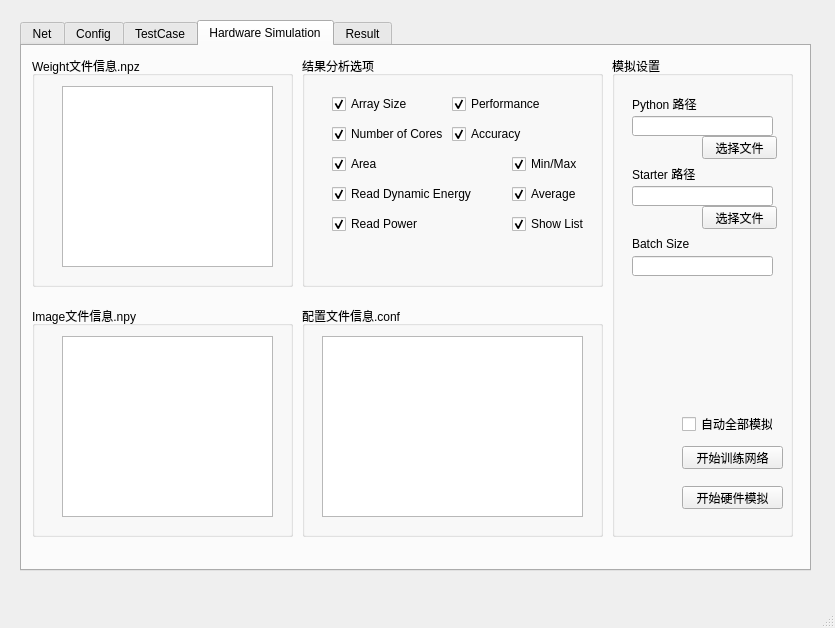
Before: the Qt Designer form mainwindow.ui in Athera0201/XPEControl, drawn with Qt 5.
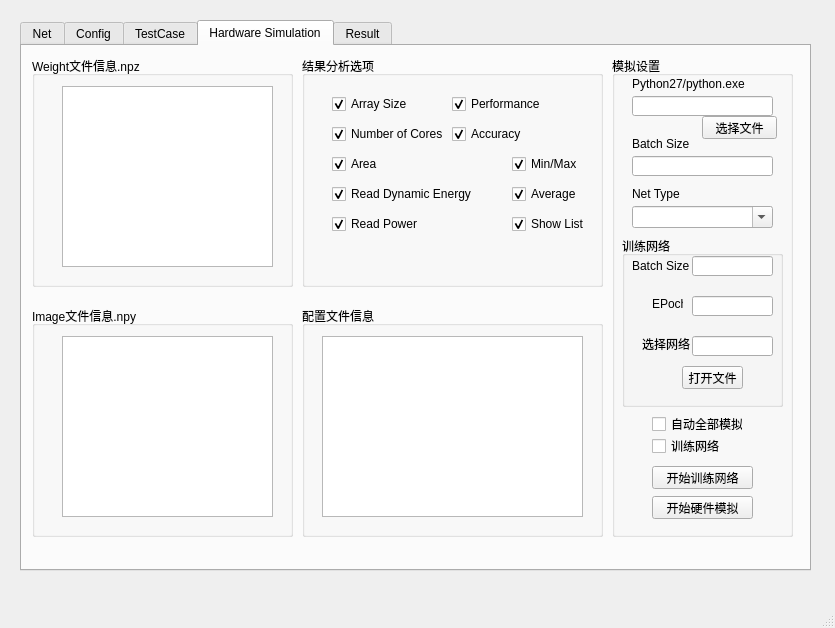
After: the same form once the commit is applied. The open tabs and pages were chosen to show the change.

Commit message:
Finished test case struct, able to save and load.
Started subprocess hardware simulation.

```diff
--- a/mainwindow.ui
+++ b/mainwindow.ui
@@ -1428,7 +1428,7 @@
        </rect>
       </property>
       <property name="title">
-       <string>配置文件信息.conf</string>
+       <string>配置文件信息</string>
       </property>
       <widget class="QListWidget" name="lstT3NetList_3">
        <property name="geometry">
@@ -1652,8 +1652,8 @@
       <widget class="QPushButton" name="btnT4StartSimulation">
        <property name="geometry">
         <rect>
-         <x>70</x>
-         <y>430</y>
+         <x>40</x>
+         <y>440</y>
          <width>101</width>
          <height>23</height>
         </rect>
@@ -1665,7 +1665,7 @@
       <widget class="QCheckBox" name="checkBox_23">
        <property name="geometry">
         <rect>
-         <x>70</x>
+         <x>40</x>
          <y>360</y>
          <width>91</width>
          <height>16</height>
@@ -1678,8 +1678,8 @@
       <widget class="QPushButton" name="pushButton">
        <property name="geometry">
         <rect>
-         <x>70</x>
-         <y>390</y>
+         <x>40</x>
+         <y>410</y>
          <width>101</width>
          <height>23</height>
         </rect>
@@ -1692,7 +1692,7 @@
        <property name="geometry">
         <rect>
          <x>20</x>
-         <y>60</y>
+         <y>40</y>
          <width>141</width>
          <height>20</height>
         </rect>
@@ -1702,20 +1702,20 @@
        <property name="geometry">
         <rect>
          <x>20</x>
-         <y>40</y>
-         <width>81</width>
+         <y>20</y>
+         <width>121</width>
          <height>16</height>
         </rect>
        </property>
        <property name="text">
-        <string>Python 路径</string>
+        <string>Python27/python.exe</string>
        </property>
       </widget>
       <widget class="QPushButton" name="pushButton_2">
        <property name="geometry">
         <rect>
          <x>90</x>
-         <y>80</y>
+         <y>60</y>
          <width>75</width>
          <height>23</height>
         </rect>
@@ -1724,47 +1724,11 @@
         <string>选择文件</string>
        </property>
       </widget>
-      <widget class="QPushButton" name="pushButton_3">
+      <widget class="QLineEdit" name="txtT4BatchSize">
        <property name="geometry">
         <rect>
-         <x>90</x>
-         <y>150</y>
-         <width>75</width>
-         <height>23</height>
-        </rect>
-       </property>
-       <property name="text">
-        <string>选择文件</string>
-       </property>
-      </widget>
-      <widget class="QLabel" name="label_54">
-       <property name="geometry">
-        <rect>
          <x>20</x>
-         <y>110</y>
-         <width>101</width>
-         <height>16</height>
-        </rect>
-       </property>
-       <property name="text">
-        <string>Starter 路径</string>
-       </property>
-      </widget>
-      <widget class="QLineEdit" name="lineEdit_2">
-       <property name="geometry">
-        <rect>
-         <x>20</x>
-         <y>130</y>
-         <width>141</width>
-         <height>20</height>
-        </rect>
-       </property>
-      </widget>
-      <widget class="QLineEdit" name="lineEdit_3">
-       <property name="geometry">
-        <rect>
-         <x>20</x>
-         <y>200</y>
+         <y>100</y>
          <width>141</width>
          <height>20</height>
         </rect>
@@ -1774,13 +1738,147 @@
        <property name="geometry">
         <rect>
          <x>20</x>
+         <y>80</y>
+         <width>101</width>
+         <height>16</height>
+        </rect>
+       </property>
+       <property name="text">
+        <string>Batch Size</string>
+       </property>
+      </widget>
+      <widget class="QComboBox" name="cmbT4NetType">
+       <property name="geometry">
+        <rect>
+         <x>20</x>
+         <y>150</y>
+         <width>141</width>
+         <height>22</height>
+        </rect>
+       </property>
+       <property name="editable">
+        <bool>true</bool>
+       </property>
+      </widget>
+      <widget class="QLabel" name="label_27">
+       <property name="geometry">
+        <rect>
+         <x>20</x>
+         <y>130</y>
+         <width>61</width>
+         <height>16</height>
+        </rect>
+       </property>
+       <property name="text">
+        <string>Net Type</string>
+       </property>
+      </widget>
+      <widget class="QGroupBox" name="groupBox_15">
+       <property name="geometry">
+        <rect>
+         <x>10</x>
          <y>180</y>
-         <width>101</width>
-         <height>16</height>
+         <width>161</width>
+         <height>171</height>
+        </rect>
+       </property>
+       <property name="title">
+        <string>训练网络</string>
+       </property>
+       <widget class="QLineEdit" name="txtT4BatchSize_2">
+        <property name="geometry">
+         <rect>
+          <x>70</x>
+          <y>20</y>
+          <width>81</width>
+          <height>20</height>
+         </rect>
+        </property>
+       </widget>
+       <widget class="QLineEdit" name="txtT4OpenNet">
+        <property name="geometry">
+         <rect>
+          <x>70</x>
+          <y>100</y>
+          <width>81</width>
+          <height>20</height>
+         </rect>
+        </property>
+       </widget>
+       <widget class="QLineEdit" name="txtT4EPoch">
+        <property name="geometry">
+         <rect>
+          <x>70</x>
+          <y>60</y>
+          <width>81</width>
+          <height>20</height>
+         </rect>
+        </property>
+       </widget>
+       <widget class="QLabel" name="label_28">
+        <property name="geometry">
+         <rect>
+          <x>30</x>
+          <y>60</y>
+          <width>31</width>
+          <height>16</height>
+         </rect>
+        </property>
+        <property name="text">
+         <string>EPoch</string>
+        </property>
+       </widget>
+       <widget class="QLabel" name="label_29">
+        <property name="geometry">
+         <rect>
+          <x>10</x>
+          <y>20</y>
+          <width>61</width>
+          <height>20</height>
+         </rect>
+        </property>
+        <property name="text">
+         <string>Batch Size</string>
+        </property>
+       </widget>
+       <widget class="QLabel" name="label_30">
+        <property name="geometry">
+         <rect>
+          <x>20</x>
+          <y>100</y>
+          <width>51</width>
+          <height>16</height>
+         </rect>
+        </property>
+        <property name="text">
+         <string>选择网络</string>
+        </property>
+       </widget>
+       <widget class="QPushButton" name="btnT4OpenNet">
+        <property name="geometry">
+         <rect>
+          <x>60</x>
+          <y>130</y>
+          <width>61</width>
+          <height>23</height>
+         </rect>
+        </property>
+        <property name="text">
+         <string>打开文件</string>
+        </property>
+       </widget>
+      </widget>
+      <widget class="QCheckBox" name="checkBox_22">
+       <property name="geometry">
+        <rect>
+         <x>40</x>
+         <y>380</y>
+         <width>71</width>
+         <height>20</height>
         </rect>
        </property>
        <property name="text">
-        <string>Batch Size</string>
+        <string>训练网络</string>
        </property>
       </widget>
      </widget>
```
Left out of the diff: 57 changed lines with no effect on the pictures. The commit also changes 2 other files.
